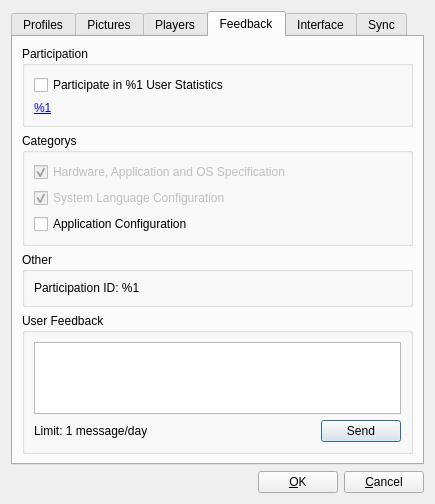
This is OptionsDialog.ui in Syping/gta5sync as Qt 5 draws it before an edit. The edited form follows.
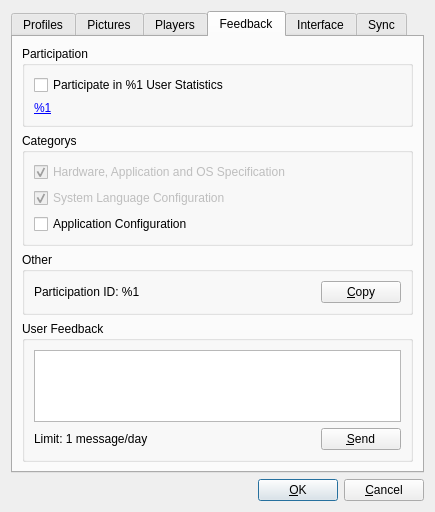
This is the edited form. The open tabs and pages were chosen to show the change.

Commit message: add copy button for telemetry id

The edit to the form file:
```diff
--- a/OptionsDialog.ui
+++ b/OptionsDialog.ui
@@ -466,9 +466,15 @@
          <property name="title">
           <string>Other</string>
          </property>
-         <layout class="QVBoxLayout" name="vlOtherStats">
+         <layout class="QHBoxLayout" name="hlOtherStats">
           <item>
            <widget class="QLabel" name="labParticipationID">
+            <property name="sizePolicy">
+             <sizepolicy hsizetype="Expanding" vsizetype="Preferred">
+              <horstretch>0</horstretch>
+              <verstretch>0</verstretch>
+             </sizepolicy>
+            </property>
             <property name="text">
              <string>Participation ID: %1</string>
             </property>
@@ -480,6 +486,16 @@
             </property>
            </widget>
           </item>
+          <item>
+           <widget class="QPushButton" name="cmdCopyStatsID">
+            <property name="text">
+             <string>&amp;Copy</string>
+            </property>
+            <property name="autoDefault">
+             <bool>false</bool>
+            </property>
+           </widget>
+          </item>
          </layout>
         </widget>
        </item>
@@ -517,7 +533,10 @@
             <item>
              <widget class="QPushButton" name="cmdUserFeedbackSend">
               <property name="text">
-               <string>Send</string>
+               <string>&amp;Send</string>
+              </property>
+              <property name="autoDefault">
+               <bool>false</bool>
               </property>
              </widget>
             </item>
```
Left out of the diff: 2 changed lines with no effect on the pictures. The commit also changes 9 other files.
